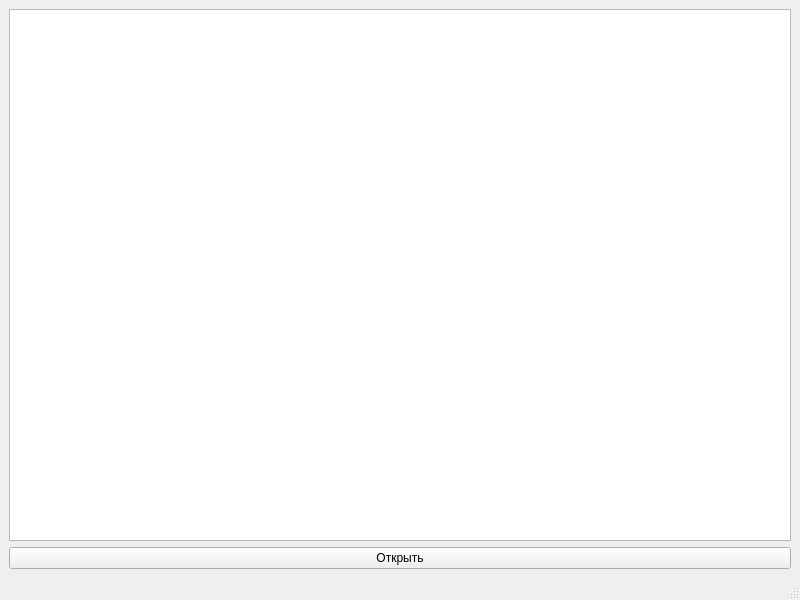
First picture: the form in mainwindow.ui, repository jessochka/221_329_Volkov, before the edit.
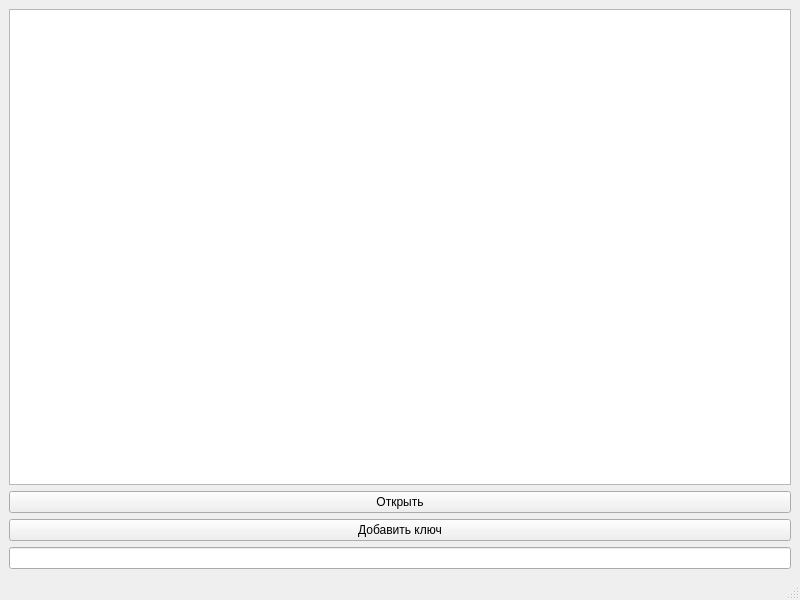
Second picture: the form after the edit.

Patch:
```diff
--- a/mainwindow.ui
+++ b/mainwindow.ui
@@ -25,6 +25,16 @@
       </property>
      </widget>
     </item>
+    <item>
+     <widget class="QPushButton" name="pushButtonUpdateKey">
+      <property name="text">
+       <string>Добавить ключ</string>
+      </property>
+     </widget>
+    </item>
+    <item>
+     <widget class="QLineEdit" name="lineEditKey"/>
+    </item>
    </layout>
   </widget>
   <widget class="QMenuBar" name="menubar">
```
